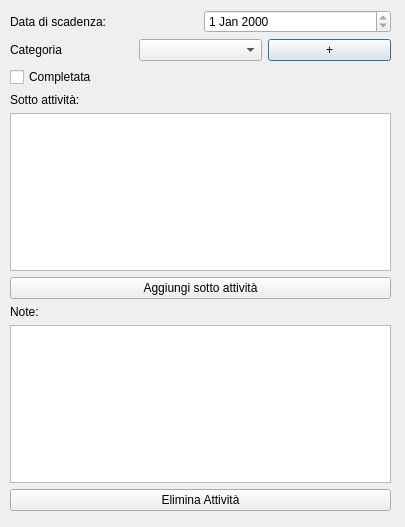
Old version of the form file_ui/activityview.ui in the repository TommasoBotarelli/MyD14ry.
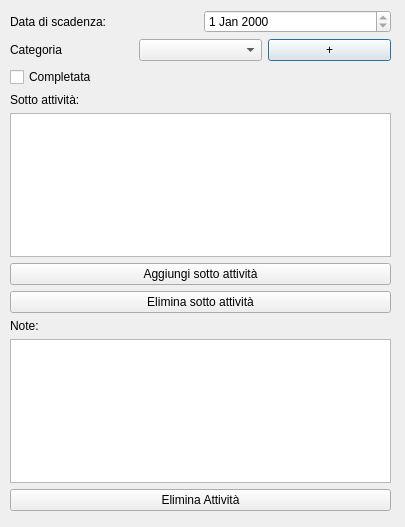
New version of the form.

Commit message: Aggiunta funzionalità di rimozione di una sotto attività

Diff of the .ui file:
```diff
--- a/file_ui/activityview.ui
+++ b/file_ui/activityview.ui
@@ -107,6 +107,13 @@
       </property>
      </widget>
     </item>
+    <item>
+     <widget class="QPushButton" name="DeleteSubActivity">
+      <property name="text">
+       <string>Elimina sotto attività</string>
+      </property>
+     </widget>
+    </item>
     <item>
      <layout class="QVBoxLayout" name="verticalLayout_2">
       <item>
```
The commit also changes 6 other files.
